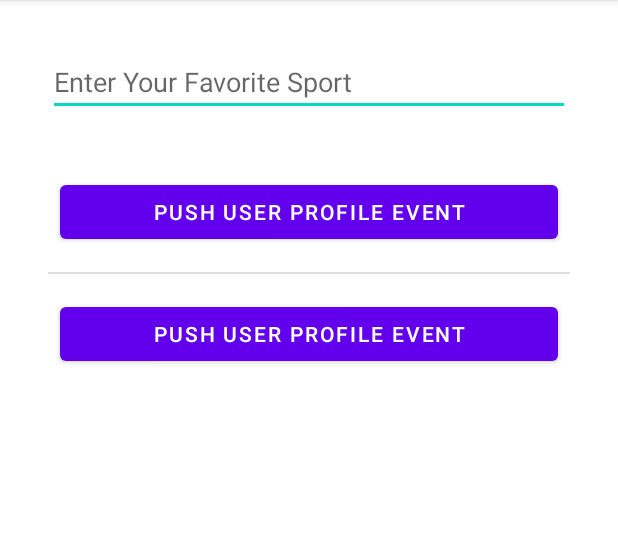
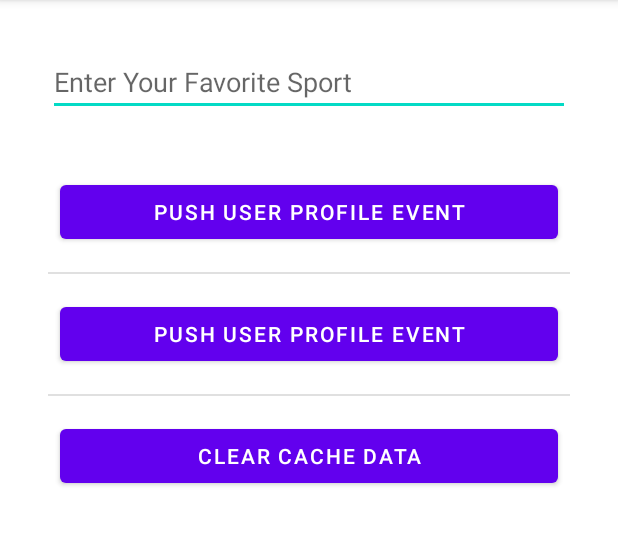
Before and after one commit to cengiztoru/HMSCoreKits, an Android app: the AnalyticsKitActivity screen opened directly, with no data from a screen before it, on a phone screen of 412 x 824 dp, the part 84-630 px from its top. Run offline under Robolectric (Android 15) with nearby library versions, the phone set to English and light mode, and no system bars; libraries missing offline, so code that uses them is left out: com.huawei.agconnect, com.huawei.hms; 3 statements that could not run were skipped.

Commit message:
[HMS Analytics Kit] Clearing Cached Data implementation done

```diff
--- a/app/src/main/res/layout/activity_analytics.xml
+++ b/app/src/main/res/layout/activity_analytics.xml
@@ -36,4 +36,17 @@
         style="@style/ButtonStyle"
         android:text="Push User Profile Event" />
 
+    <View
+        android:layout_width="match_parent"
+        android:layout_height="1dp"
+        android:layout_marginTop="8dp"
+        android:layout_marginBottom="8dp"
+        android:background="?android:attr/listDivider" />
+
+
+    <com.google.android.material.button.MaterialButton
+        android:id="@+id/btn_clear_data"
+        style="@style/ButtonStyle"
+        android:text="Clear Cache Data" />
+
 </androidx.appcompat.widget.LinearLayoutCompat>
```
Also changed, not shown: app/src/main/java/com/cengiztoru/hmscorekits/ui/analytics_kit/AnalyticsKitActivity.kt (+9 -0 lines).
